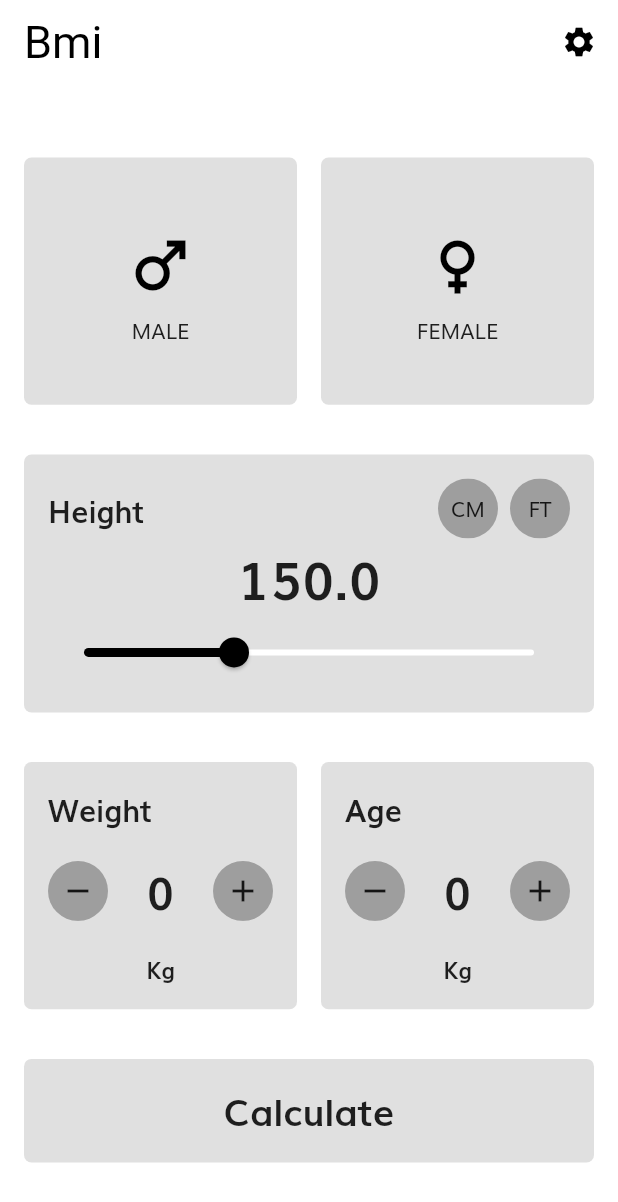
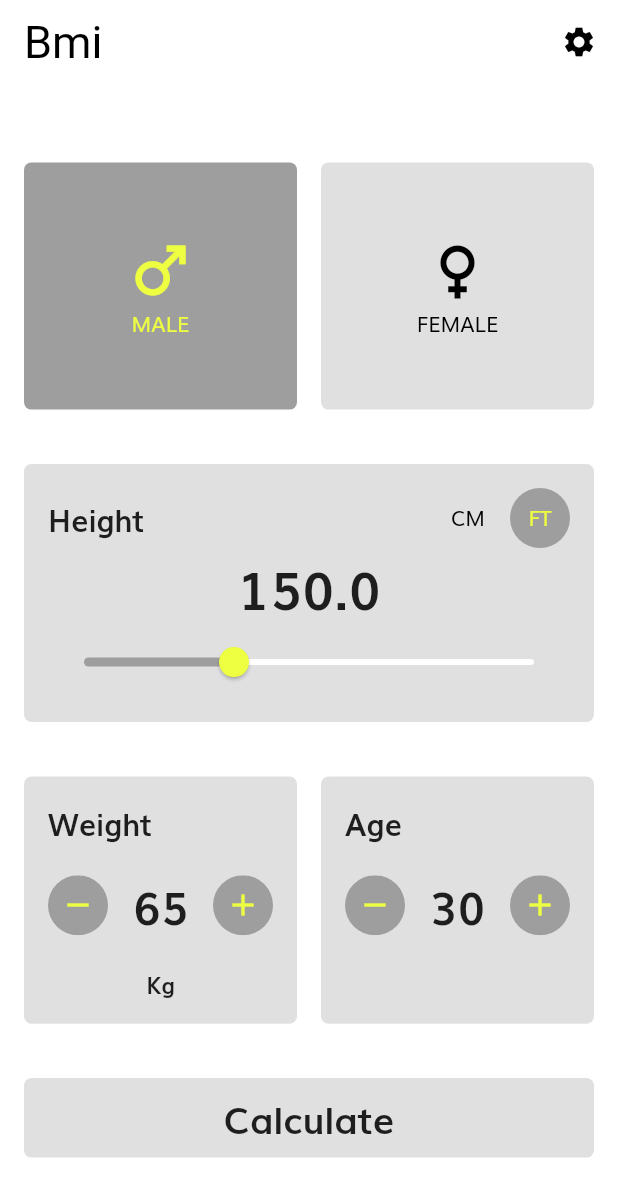
Before and after one commit to vinzaceto/DailyNewsApp_flutterblueprint, a Flutter app: the screen it shows after launch, after a tap on "CM", on a phone screen of 412 x 824 dp. Shown: the top 1202 px of the screen. Run offline on Flutter 3.47's test engine with Material 2 defaults, Android fonts, the phone set to English and light mode, and no system bars; our stand-ins replace cached_network_image, dio, equatable, firebase_core, firebase_crashlytics, floor and 3 more; accounts and stored records are empty; generated files the repository leaves out were written again; network calls fail.

Commit message:
First commit on bmi branch

```diff
--- a/lib/config/routes/routes.dart
+++ b/lib/config/routes/routes.dart
@@ -1,3 +1,5 @@
+import 'package:bmi/features/discount_code/data/models/details_arguments.dart';
+import 'package:bmi/features/discount_code/domain/entities/BMIStatus.dart';
 import 'package:bmi/features/discount_code/domain/entities/coupon.dart';
 import 'package:bmi/features/discount_code/presentation/pages/details/details_page.dart';
 import 'package:bmi/features/discount_code/presentation/pages/home/home_page.dart';
@@ -11,12 +13,11 @@ class AppRoutes {
       case '/':
         return _materialRoute(const HomePage());
 
-      case '/Details':
-        return _materialRoute(DetailsPage(coupon: settings.arguments as CouponEntity));
-
-      case '/NewCoupon':
-        return _materialRoute(DetailsPage());
-
+      case DetailsPage.routeName:
+        {
+          final args = settings.arguments as DetailsArguments;
+          return _materialRoute(DetailsPage(args: args,));
+        }
       case '/Settings':
         return _materialRoute(SettingsPage());
 
--- a/lib/core/constants/constants.dart
+++ b/lib/core/constants/constants.dart
@@ -3,3 +3,6 @@ const String newsAPIKey = 'db484e04818f4d619dedb2c614a866ef';
 const String countryQuery = 'us';
 const String categoryQuery = 'general';
 const String kDefaultImage = "https://www.google.com/search?q=default+image&client=firefox-b-d&sxsrf=APq-WBskmtr-ix6NUAqqiHFNpsJX6JSOTg:1650026644151&source=lnms&tbm=isch&sa=X&ved=2ahUKEwjEi_qfjJb3AhXvQd8KHd02BKUQ_AUoAXoECAEQAw#imgrc=A0pMe2lq2NT_jM";
+const int defaultAge = 30;
+const double defaultHeight = 150.0;
+const double defaultWeight = 65;
--- /dev/null
+++ b/lib/features/discount_code/data/models/details_arguments.dart
@@ -0,0 +1,8 @@
+import 'package:bmi/features/discount_code/domain/entities/BMIStatus.dart';
+
+class DetailsArguments {
+  final double bmi;
+  final BMIStatus status;
+
+  DetailsArguments(this.bmi, this.status);
+}
--- a/lib/features/discount_code/data/repository/article_repository_impl.dart
+++ b/lib/features/discount_code/data/repository/article_repository_impl.dart
@@ -7,8 +7,6 @@ import 'package:bmi/features/discount_code/data/data_sources/remote/news_api_ser
 import 'package:bmi/features/discount_code/domain/entities/article.dart';
 import 'package:bmi/features/discount_code/domain/repository/article_repository.dart';
 
-import '../data_sources/remote/news_api_service.dart';
-import '../models/article.dart';
 
 class ArticleRepositoryImpl implements ArticleRepository {
   final NewsApiService _newsApiService;
--- a/lib/features/discount_code/presentation/pages/home/home_page.dart
+++ b/lib/features/discount_code/presentation/pages/home/home_page.dart
@@ -1,8 +1,12 @@
-import 'package:bmi/config/routes/routes.dart';
+import 'package:bmi/core/constants/constants.dart';
+import 'package:bmi/features/discount_code/data/models/details_arguments.dart';
 import 'package:bmi/features/discount_code/domain/entities/BMIStatus.dart';
 import 'package:bmi/features/discount_code/domain/entities/coupon.dart';
+import 'package:bmi/features/discount_code/presentation/pages/details/details_page.dart';
 import 'package:bmi/features/discount_code/presentation/widgets/coupon_title.dart';
+import 'package:bmi/features/discount_code/presentation/widgets/gender_button.dart';
 import 'package:bmi/features/discount_code/presentation/widgets/incremental_component.dart';
+import 'package:bmi/features/discount_code/presentation/widgets/unit_selector.dart';
 import 'package:flutter/cupertino.dart';
 import 'package:flutter/material.dart';
 
@@ -20,7 +24,12 @@ class HomePage extends StatefulWidget {
 }
 
 class _HomePageState extends State<HomePage> {
-  double _value = 150;
+  double _height = defaultHeight;
+  double _weight = defaultWeight;
+  int _age = defaultAge;
+  bool isMaleSelected = true;
+  bool isFemaleSelected = false;
+  bool isCMSelected = true;
 
   @override
   void initState() {
@@ -76,79 +85,22 @@ class _HomePageState extends State<HomePage> {
     Navigator.pushNamed(context, '/Settings');
   }
 
-  _onFloatingButtonTap(BuildContext context) {
-    Navigator.pushNamed(context, '/NewCoupon');
-  }
-
   Widget _buildHeader(BuildContext context) {
     return Row(
       children: [
-        Container(
-          width: (MediaQuery.of(context).size.width - 48) / 2,
-          height: MediaQuery.of(context).size.height / 5,
-          decoration: BoxDecoration(
-              color: Colors.grey[300],
-              borderRadius: BorderRadius.all(Radius.circular(5))),
-          child: Column(
-            mainAxisAlignment: MainAxisAlignment.center,
-            children: [
-              IconButton(
-                  color: Colors.black,
-                  iconSize: 50,
-                  style: ButtonStyle(
-                    backgroundColor: MaterialStateProperty.all(Colors.red),
+        GenderButton(
+          onButtonTapped: (value) =>  _onMaleButtonTapped(value),
+          isMale: true,
+          isSelected: isMaleSelected,
         ),
-                  onPressed: () => _onFloatingButtonTap(context),
-                  icon: Icon(Icons.male)),
-              Text(AppLocalizations.of(context)!.male)
-            ],
-          ),
-        ),
-        SizedBox(width: 16),
-        Container(
-          width: (MediaQuery.of(context).size.width - 48) / 2,
-          height: MediaQuery.of(context).size.height / 5,
-          decoration: BoxDecoration(
-              color: Colors.grey[300],
-              borderRadius: BorderRadius.all(Radius.circular(5))),
-          child: Column(
-            mainAxisAlignment: MainAxisAlignment.center,
-            children: [
-              IconButton(
-                  color: Colors.black,
-                  iconSize: 50,
-                  style: ButtonStyle(
-                    backgroundColor: MaterialStateProperty.all(Colors.red),
-                  ),
-                  onPressed: () => _onFloatingButtonTap(context),
-                  icon: Icon(Icons.female)),
-              Text(AppLocalizations.of(context)!.female)
-            ],
-          ),
+        const SizedBox(width: 16),
+        GenderButton(
+          onButtonTapped: (value) => _onFemaleButtonTapped(value),
+          isMale: false,
+          isSelected: isFemaleSelected,
         ),
       ],
     );
-  }
-
-  double calculateBMI(double weightInKilograms, double heightInCentimeter) {
-    var heightInMeters = heightInCentimeter / 100;
-    var heightxheigth = heightInMeters * heightInMeters;
-    return weightInKilograms / heightxheigth;
-  }
-
-  BMIStatus checkBMI(double bmi) {
-    if (bmi < 18.50) {
-      return BMIStatus.sottopeso;
-    } else if (bmi >= 18.50 && bmi < 24.99) {
-      return BMIStatus.intervalloNormale;
-    } else if (bmi >= 25.00 && bmi < 29.99) {
-      return BMIStatus.preobeso;
-    } else if (bmi >= 30.00 && bmi < 34.99) {
-      return BMIStatus.obesoI;
-    } else if (bmi >= 35.00 && bmi < 39.99) {
-      return BMIStatus.obesoII;
-    }
-    return BMIStatus.obesoIII;
   }
 
   _buildWeightAgeSection(BuildContext context) {
@@ -165,8 +117,9 @@ class _HomePageState extends State<HomePage> {
               child: IncrementalComponent(
                 title: AppLocalizations.of(context)?.weight,
                 unit: "Kg",
-                onPlusTapped: _onPlusTapped,
-                onMinusTapped: _onPlusTapped,
+                value: _weight.toInt(),
+                onPlusTapped: (value) => _onPlusMinusTapped(value, true),
+                onMinusTapped: (value) => _onPlusMinusTapped(value, true),
               )),
         ),
         SizedBox(width: 16),
@@ -180,9 +133,9 @@ class _HomePageState extends State<HomePage> {
               padding: const EdgeInsets.all(16.0),
               child: IncrementalComponent(
                 title: AppLocalizations.of(context)?.age,
-                unit: "Kg",
-                onPlusTapped: _onPlusTapped,
-                onMinusTapped: _onPlusTapped,
+                value: _age,
+                onPlusTapped: (value) => _onPlusMinusTapped(value, false),
+                onMinusTapped: (value) => _onPlusMinusTapped(value, false),
               )),
         ),
       ],
@@ -207,56 +160,26 @@ class _HomePageState extends State<HomePage> {
                   AppLocalizations.of(context)!.height,
                   style: TextStyle(fontSize: 20, fontWeight: FontWeight.bold),
                 ),
-                Row(
-                  mainAxisAlignment: MainAxisAlignment.center,
-                  children: [
-                    ClipOval(
-                      child: Material(
-                        color: Colors.grey, // Button color
-                        child: InkWell(
-                          splashColor: Colors.white, // Splash color
-                          onTap: () {},
-                          child: SizedBox(
-                              width: 40,
-                              height: 40,
-                              child: Center(child: Text("CM"))),
-                        ),
-                      ),
-                    ),
-                    SizedBox(
-                      width: 8,
-                    ),
-                    ClipOval(
-                      child: Material(
-                        color: Colors.grey, // Button color
-                        child: InkWell(
-                          splashColor: Colors.white, // Splash color
-                          onTap: () {},
-                          child: SizedBox(
-                              width: 40,
-                              height: 40,
-                              child: Center(child: Text("FT"))),
-                        ),
-                      ),
-                    )
-                  ],
+                UnitSelector(
+                  isCMSelected: isCMSelected,
+                  onButtonTapped: (value) => _onCMButtonTapped(value),
                 )
               ],
             ),
             Text(
-              "$_value",
+              "$_height",
               style: TextStyle(fontSize: 35, fontWeight: FontWeight.bold),
             ),
             Slider(
-              activeColor: Colors.black,
+              activeColor: Colors.grey,
               inactiveColor: Colors.white,
-              thumbColor: Colors.black,
+              thumbColor: Colors.limeAccent,
               min: 100.0,
               max: 250.0,
-              value: _value,
+              value: _height,
               onChanged: (value) {
                 setState(() {
-                  _value = double.parse((value).toStringAsFixed(1));
+                  _height = double.parse((value).toStringAsFixed(1));
                 });
               },
             )
@@ -266,23 +189,94 @@ class _HomePageState extends State<HomePage> {
     );
   }
 
-  _onPlusTapped() {
-    print("***** plus tapped *********");
+  _onCMButtonTapped(bool value) {
+    setState(() {
+      isCMSelected = value;
+    });
+  }
+
+  _onMaleButtonTapped(bool value) {
+    setState(() {
+      isMaleSelected = value;
+      isFemaleSelected = !value;
+    });
+  }
+
+  _onFemaleButtonTapped(bool value) {
+    setState(() {
+      isMaleSelected = !value;
+      isFemaleSelected = value;
+    });
+  }
+
+  _onPlusMinusTapped(int value, bool isWeight) {
+    if (isWeight) {
+      _weight = value.toDouble();
+    } else {
+      _age = value;
+    }
   }
 
   _buildCalculateButton(BuildContext context) {
-    return Container(
+    return GestureDetector(
+      onTap: _onCalculatePressed,
+      child: Container(
           width: (MediaQuery.of(context).size.width - 32),
           decoration: BoxDecoration(
               color: Colors.grey[300],
               borderRadius: BorderRadius.all(Radius.circular(5))),
           child: Padding(
-          padding: const EdgeInsets.all(16.0),
+            padding: const EdgeInsets.all(8.0),
             child: Center(
                 child: Text(
                   "Calculate",
                   style: TextStyle(fontSize: 25, fontWeight: FontWeight.bold),
                 )),
-        ));
+          )),
+    );
+  }
+
+  _onCalculatePressed() {
+    double bmi = calculateBMI(_weight.toDouble(), _height.toDouble());
+    BMIStatus status = checkBMI(bmi, isMaleSelected);
+    Navigator.pushNamed(context, DetailsPage.routeName, arguments: DetailsArguments(bmi, status));
+  }
+
+  double calculateBMI(double weightInKilograms, double heightInCentimeter) {
+    var heightInMeters = heightInCentimeter / 100;
+    var heightxheigth = heightInMeters * heightInMeters;
+    return weightInKilograms / heightxheigth;
+  }
+
+  BMIStatus checkBMI(double bmi, bool isMale) {
+    if (isMale) {
+      if (bmi < 18.50) {
+        return BMIStatus.sottopeso;
+      } else if (bmi >= 18.50 && bmi < 24.99) {
+        return BMIStatus.intervalloNormale;
+      } else if (bmi >= 25.00 && bmi < 29.99) {
+        return BMIStatus.preobeso;
+      } else if (bmi >= 30.00 && bmi < 34.99) {
+        return BMIStatus.obesoI;
+      } else if (bmi >= 35.00 && bmi < 39.99) {
+        return BMIStatus.obesoII;
+      } else {
+        return BMIStatus.obesoIII;
+      }
+    } else {
+      if (bmi < 17.50) {
+        return BMIStatus.sottopeso;
+      } else if (bmi >= 17.50 && bmi < 24) {
+        return BMIStatus.intervalloNormale;
+      } else if (bmi >= 24 && bmi < 29) {
+        return BMIStatus.preobeso;
+      } else if (bmi >= 29 && bmi < 34) {
+        return BMIStatus.obesoI;
+      } else if (bmi >= 34 && bmi < 36.5) {
+        return BMIStatus.obesoII;
+      } else {
+        return BMIStatus.obesoIII;
       }
     }
+  }
+}
--- /dev/null
+++ b/lib/features/discount_code/presentation/widgets/gender_button.dart
@@ -0,0 +1,61 @@
+import 'package:flutter/material.dart';
+import 'package:flutter_gen/gen_l10n/app_localizations.dart';
+
+class GenderButton extends StatefulWidget {
+  bool isMale;
+  bool isSelected;
+  final void Function(bool value)? onButtonTapped;
+
+  GenderButton(
+      {Key? key,
+      this.isMale = true,
+      this.isSelected = false,
+      this.onButtonTapped})
+      : super(key: key);
+
+  @override
+  State<GenderButton> createState() => _GenderButtonState();
+}
+
+class _GenderButtonState extends State<GenderButton> {
+  @override
+  Widget build(BuildContext context) {
+    return GestureDetector(
+      onTap: () => _onButtonTap(),
+      child: Container(
+        width: (MediaQuery.of(context).size.width - 48) / 2,
+        height: MediaQuery.of(context).size.height / 5,
+        decoration: BoxDecoration(
+            color: widget.isSelected ? Colors.grey : Colors.grey[300],
+            borderRadius: BorderRadius.all(Radius.circular(5))),
+        child: Column(
+          mainAxisAlignment: MainAxisAlignment.center,
+          children: [
+            Icon(
+              widget.isMale ? Icons.male : Icons.female,
+              color: widget.isSelected ? Colors.limeAccent : Colors.black,
+              size: 50,
+            ),
+            Text(
+              widget.isMale
+                  ? AppLocalizations.of(context)!.male
+                  : AppLocalizations.of(context)!.female,
+              style: TextStyle(
+                color: widget.isSelected ? Colors.limeAccent : Colors.black,
+              ),
+            )
+          ],
+        ),
+      ),
+    );
+  }
+
+  void _onButtonTap() {
+    if (widget.onButtonTapped != null) {
+      setState(() {
+        widget.isSelected = true;
+        widget.onButtonTapped!(widget.isSelected);
+      });
+    }
+  }
+}
--- a/lib/features/discount_code/presentation/widgets/incremental_component.dart
+++ b/lib/features/discount_code/presentation/widgets/incremental_component.dart
@@ -4,8 +4,8 @@ import 'package:flutter_gen/gen_l10n/app_localizations.dart';
 
 class IncrementalComponent extends StatefulWidget {
 
-  final void Function() ? onPlusTapped;
-  final void Function() ? onMinusTapped;
+  final void Function(int value) ? onPlusTapped;
+  final void Function(int value) ? onMinusTapped;
   final String ? title;
   final String ? unit;
   int value;
@@ -40,7 +40,7 @@ class _IncrementalComponentState extends State<IncrementalComponent> {
         ),
         _buildCounter(context),
         Text(
-          widget.unit!,
+          widget.unit ?? "",
           style: TextStyle(fontSize: 15, fontWeight: FontWeight.bold),
         ),
       ],
@@ -57,7 +57,7 @@ class _IncrementalComponentState extends State<IncrementalComponent> {
             child: InkWell(
               splashColor: Colors.white, // Splash color
               onTap: _onMinusTap,
-              child: SizedBox(width: 40, height: 40, child: Center(child: Icon(Icons.remove))),
+              child: SizedBox(width: 40, height: 40, child: Center(child: Icon(Icons.remove,color: Colors.limeAccent,))),
             ),
           ),
         ),
@@ -71,7 +71,7 @@ class _IncrementalComponentState extends State<IncrementalComponent> {
             child: InkWell(
               splashColor: Colors.white, // Splash color
               onTap: _onPlusTap,
-              child: SizedBox(width: 40, height: 40, child: Center(child: Icon(Icons.add))),
+              child: SizedBox(width: 40, height: 40, child: Center(child: Icon(Icons.add, color: Colors.limeAccent,))),
             ),
           ),
         ),
@@ -82,7 +82,10 @@ class _IncrementalComponentState extends State<IncrementalComponent> {
   void _onPlusTap() {
     if (widget.onPlusTapped != null) {
       setState(() {
-        widget.value = widget.value + 1;
+        if(widget.value <= 300){
+          widget.value = widget.value + 1;
+          widget.onPlusTapped!(widget.value);
+        }
       });
     }
   }
@@ -90,7 +93,10 @@ class _IncrementalComponentState extends State<IncrementalComponent> {
   void _onMinusTap() {
     if (widget.onMinusTapped != null) {
       setState(() {
-        widget.value = widget.value - 1;
+        if(widget.value > 0) {
+          widget.value = widget.value - 1;
+          widget.onMinusTapped!(widget.value);
+        }
       });
     }
   }
--- /dev/null
+++ b/lib/features/discount_code/presentation/widgets/unit_selector.dart
@@ -0,0 +1,83 @@
+import 'package:flutter/material.dart';
+
+class UnitSelector extends StatefulWidget {
+  bool isCMSelected = true;
+  final void Function(bool value)? onButtonTapped;
+
+  UnitSelector({
+    Key? key,
+    this.isCMSelected = true,
+    this.onButtonTapped,
+  }) : super(key: key);
+
+  @override
+  State<UnitSelector> createState() => _UnitSelectorState();
+}
+
+class _UnitSelectorState extends State<UnitSelector> {
+  @override
+  Widget build(BuildContext context) {
+    return Row(
+      mainAxisAlignment: MainAxisAlignment.center,
+      children: [
+        ClipOval(
+          child: Material(
+            color: widget.isCMSelected ? Colors.grey : Colors.grey[300],
+            // Button color
+            child: InkWell(
+              splashColor: Colors.white, // Splash color
+              onTap: () => _onButtonTap(),
+              child: SizedBox(
+                  width: 40,
+                  height: 40,
+                  child: Center(
+                    child: Text(
+                      "CM",
+                      style: TextStyle(
+                          color: widget.isCMSelected
+                              ? Colors.limeAccent
+                              : Colors.black),
+                    ),
+                  )),
+            ),
+          ),
+        ),
+        const SizedBox(
+          width: 8,
+        ),
+        ClipOval(
+          child: Material(
+            color: !widget.isCMSelected
+                ? Colors.grey
+                : Colors.grey[300], // Button color
+            child: InkWell(
+              splashColor: Colors.white, // Splash color
+              onTap: () => _onButtonTap(),
+              child: SizedBox(
+                  width: 40,
+                  height: 40,
+                  child: Center(
+                    child: Text(
+                      "FT",
+                      style: TextStyle(
+                          color: !widget.isCMSelected
+                              ? Colors.limeAccent
+                              : Colors.black),
+                    ),
+                  )),
+            ),
+          ),
+        )
+      ],
+    );
+  }
+
+  void _onButtonTap() {
+    if (widget.onButtonTapped != null) {
+      setState(() {
+        widget.isCMSelected = !widget.isCMSelected;
+        widget.onButtonTapped!(widget.isCMSelected);
+      });
+    }
+  }
+}
```
Also changed, not shown: lib/features/discount_code/presentation/pages/details/details_page.dart (+11 -12 lines). Lines whose indentation alone changed are shown as unchanged.
